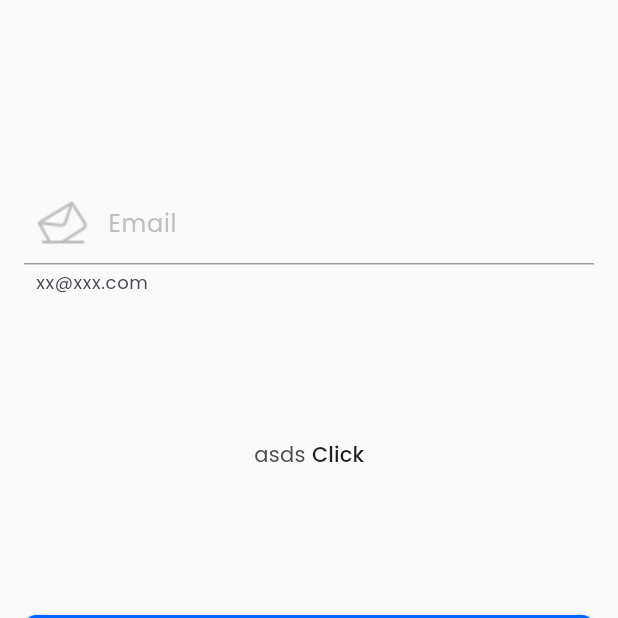
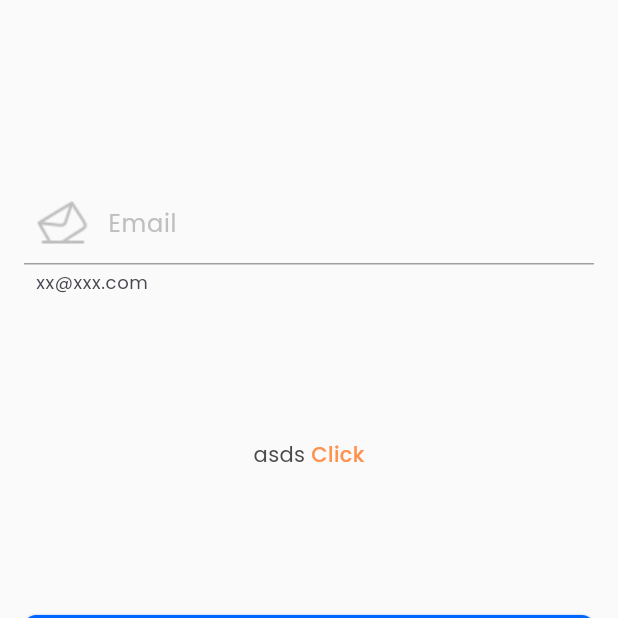
Before and after one commit to m-emrec/nfc_box, a Flutter app: the screen it shows after launch, on a phone screen of 412 x 824 dp, the top half of it. Run offline on Flutter 3.47's test engine with Material 3 defaults, Android fonts, the phone set to English and light mode, and no system bars; our stand-ins replace cloud_firestore, firebase_auth, firebase_core, flutter_riverpod, go_router, google_fonts and 1 more; accounts and stored records are empty.

Commit message:
Add : InlineTextButtonTheme extension added

```diff
--- a/lib/config/theme/app_theme.dart
+++ b/lib/config/theme/app_theme.dart
@@ -1,5 +1,6 @@
 import 'package:flutter/material.dart';
 import 'package:flutter/services.dart';
+import 'package:nfc_box/config/theme/theme_extensions/inline_text_button_theme.dart';
 
 import '../../core/constants/app_paddings.dart';
 import '../../core/constants/border_radiuses.dart';
@@ -24,8 +25,17 @@ class AppTheme {
     outlinedButtonTheme: _outlinedButtonTheme(),
     textButtonTheme: _textButtonTheme(),
     inputDecorationTheme: _inputDecoration(),
-    extensions: const [],
+    extensions: _extensions,
   );
+
+  static final Iterable<ThemeExtension<dynamic>>? _extensions = [
+    InlineTextButtonTheme(
+      style: TextStyles()
+          .textTheme
+          .labelLarge
+          ?.copyWith(color: AppColors.accentOrange),
+    ),
+  ];
 
   static InputDecorationTheme _inputDecoration() {
     return InputDecorationTheme(
--- /dev/null
+++ b/lib/config/theme/theme_extensions/inline_text_button_theme.dart
@@ -0,0 +1,26 @@
+import 'package:flutter/material.dart';
+
+class InlineTextButtonTheme extends ThemeExtension<InlineTextButtonTheme> {
+  final TextStyle? style;
+
+  InlineTextButtonTheme({this.style});
+
+  @override
+  ThemeExtension<InlineTextButtonTheme> copyWith({
+    TextStyle? style,
+  }) =>
+      InlineTextButtonTheme(
+        style: style ?? this.style,
+      );
+
+  @override
+  ThemeExtension<InlineTextButtonTheme> lerp(
+      covariant ThemeExtension<InlineTextButtonTheme>? other, double t) {
+    if (other is! InlineTextButtonTheme) {
+      return this;
+    }
+    return InlineTextButtonTheme(
+      style: TextStyle.lerp(style, other.style, t),
+    );
+  }
+}
--- a/lib/core/utils/widgets/buttons/inline_text_button.dart
+++ b/lib/core/utils/widgets/buttons/inline_text_button.dart
@@ -1,6 +1,7 @@
 import 'package:flutter/gestures.dart';
 import 'package:flutter/material.dart';
-import 'package:nfc_box/core/extensions/context_extension.dart';
+import 'package:nfc_box/config/theme/theme_extensions/inline_text_button_theme.dart';
+import '../../../extensions/context_extension.dart';
 
 class InlineTextButton extends TextSpan {
   const InlineTextButton(
@@ -13,7 +14,8 @@ class InlineTextButton extends TextSpan {
     // super.recognizer,
   }) : super();
   @override
-  TextStyle? get style => context.textTheme.labelLarge;
+  TextStyle? get style =>
+      context.theme.extension<InlineTextButtonTheme>()?.style;
   final void Function()? onTap;
   final BuildContext context;
   @override
```
